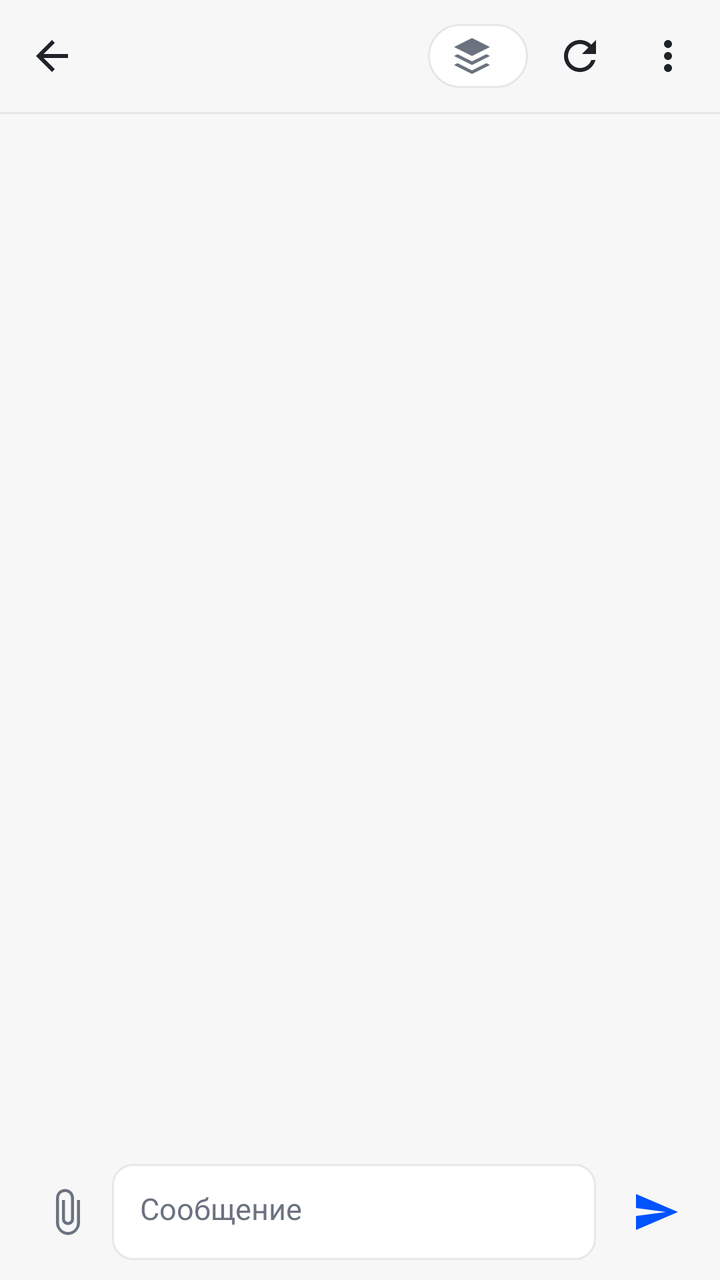
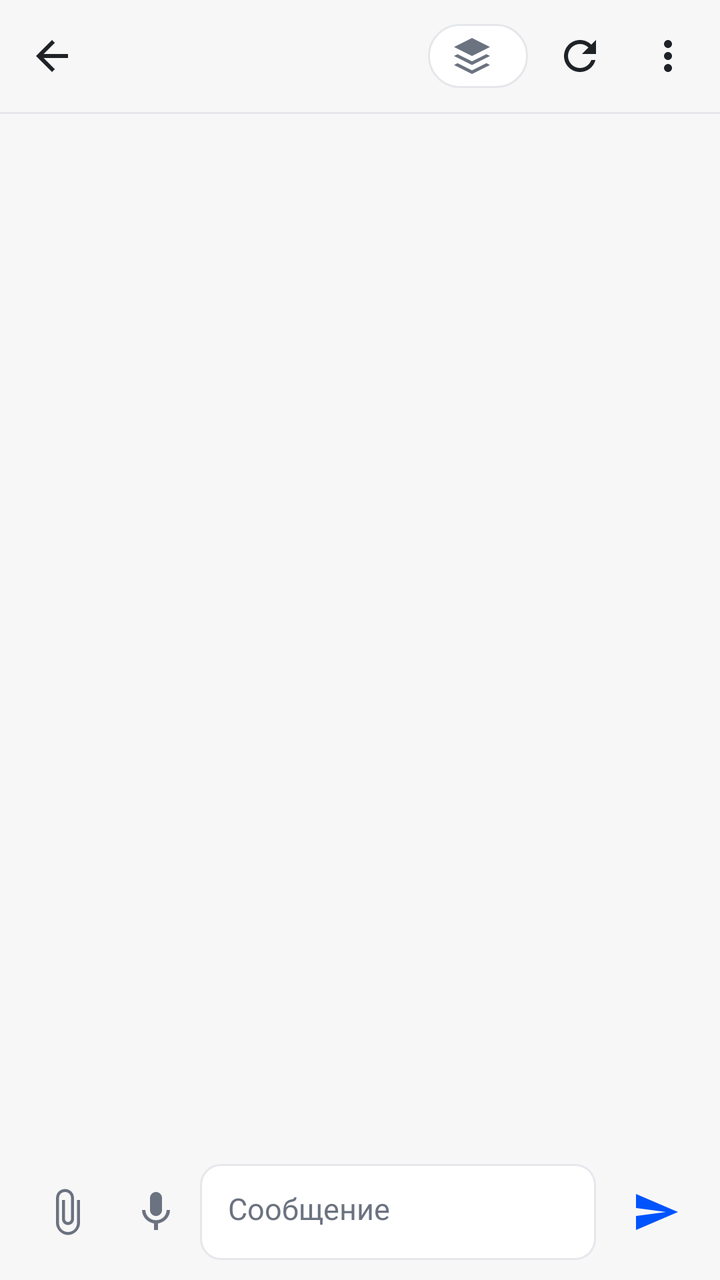

An Android layout rendered at two revisions. The XML below is the earlier revision; the diff shows what the commit changed to produce the second picture.
<!-- AndroidManifest.xml: activity theme Theme.Hermes -->
<!-- res/layout/activity_chat.xml -->
<?xml version="1.0" encoding="utf-8"?>
<LinearLayout xmlns:android="http://schemas.android.com/apk/res/android"
    android:layout_width="match_parent"
    android:layout_height="match_parent"
    android:background="@color/app_bg"
    android:orientation="vertical">

    
    <LinearLayout
        android:layout_width="match_parent"
        android:layout_height="56dp"
        android:background="@color/app_bg"
        android:gravity="center_vertical"
        android:orientation="horizontal"
        android:paddingStart="4dp"
        android:paddingEnd="4dp">

        <ImageButton
            android:id="@+id/btnBack"
            android:layout_width="44dp"
            android:layout_height="44dp"
            android:background="?android:attr/selectableItemBackgroundBorderless"
            android:contentDescription="@string/back"
            android:src="@drawable/ic_back"
            android:tint="@color/text_primary" />

        <TextView
            android:id="@+id/title"
            android:layout_width="0dp"
            android:layout_height="wrap_content"
            android:layout_marginStart="4dp"
            android:layout_weight="1"
            android:ellipsize="end"
            android:maxLines="1"
            android:textColor="@color/text_primary"
            android:textSize="16sp"
            android:textStyle="bold" />

        
        <TextView
            android:id="@+id/btnModel"
            android:layout_width="wrap_content"
            android:layout_height="32dp"
            android:layout_marginEnd="4dp"
            android:background="@drawable/bg_chip"
            android:drawableStart="@drawable/ic_model"
            android:drawablePadding="6dp"
            android:drawableTint="@color/text_secondary"
            android:ellipsize="end"
            android:gravity="center_vertical"
            android:maxLines="1"
            android:paddingStart="10dp"
            android:paddingEnd="10dp"
            android:textColor="@color/text_secondary"
            android:textSize="12sp" />

        <ImageButton
            android:id="@+id/btnReload"
            android:layout_width="44dp"
            android:layout_height="44dp"
            android:background="?android:attr/selectableItemBackgroundBorderless"
            android:contentDescription="@string/refresh"
            android:src="@drawable/ic_refresh"
            android:tint="@color/text_primary" />

        <ImageButton
            android:id="@+id/btnMore"
            android:layout_width="44dp"
            android:layout_height="44dp"
            android:background="?android:attr/selectableItemBackgroundBorderless"
            android:contentDescription="@string/session_actions"
            android:src="@drawable/ic_more"
            android:tint="@color/text_primary" />
    </LinearLayout>

    <View
        android:layout_width="match_parent"
        android:layout_height="1dp"
        android:background="@color/divider" />

    <FrameLayout
        android:layout_width="match_parent"
        android:layout_height="0dp"
        android:layout_weight="1">

        <androidx.recyclerview.widget.RecyclerView
            android:id="@+id/messages"
            android:layout_width="match_parent"
            android:layout_height="match_parent"
            android:clipToPadding="false"
            android:paddingTop="8dp"
            android:paddingBottom="8dp"
            android:scrollbars="none" />

        
        <TextView
            android:id="@+id/timeline"
            android:layout_width="wrap_content"
            android:layout_height="wrap_content"
            android:layout_gravity="center_horizontal|top"
            android:layout_marginTop="6dp"
            android:alpha="0"
            android:background="@drawable/bg_chip"
            android:paddingStart="12dp"
            android:paddingTop="5dp"
            android:paddingEnd="12dp"
            android:paddingBottom="5dp"
            android:textColor="@color/text_primary"
            android:textSize="11sp" />
    </FrameLayout>

    <TextView
        android:id="@+id/status"
        android:layout_width="match_parent"
        android:layout_height="wrap_content"
        android:paddingStart="16dp"
        android:paddingEnd="16dp"
        android:paddingBottom="4dp"
        android:textColor="@color/text_secondary"
        android:textSize="12sp"
        android:visibility="gone" />

    
    <FrameLayout
        android:id="@+id/attachPreview"
        android:layout_width="wrap_content"
        android:layout_height="wrap_content"
        android:layout_gravity="start"
        android:layout_marginStart="16dp"
        android:layout_marginBottom="4dp"
        android:visibility="gone">

        <ImageView
            android:id="@+id/attachThumb"
            android:layout_width="120dp"
            android:layout_height="120dp"
            android:contentDescription="@string/attached_image"
            android:scaleType="centerCrop" />

        <ImageButton
            android:id="@+id/attachRemove"
            android:layout_width="32dp"
            android:layout_height="32dp"
            android:layout_gravity="end|top"
            android:background="#AA000000"
            android:contentDescription="@string/remove_image"
            android:src="@drawable/ic_back"
            android:tint="@color/text_primary" />
    </FrameLayout>

    
    <LinearLayout
        android:layout_width="match_parent"
        android:layout_height="wrap_content"
        android:background="@color/app_bg"
        android:gravity="bottom"
        android:orientation="horizontal"
        android:paddingStart="12dp"
        android:paddingTop="6dp"
        android:paddingEnd="8dp"
        android:paddingBottom="10dp">

        <ImageButton
            android:id="@+id/btnAttach"
            android:layout_width="44dp"
            android:layout_height="48dp"
            android:background="?android:attr/selectableItemBackgroundBorderless"
            android:contentDescription="@string/attach_image"
            android:src="@drawable/ic_attach"
            android:tint="@color/text_secondary" />

        <EditText
            android:id="@+id/input"
            android:layout_width="0dp"
            android:layout_height="wrap_content"
            android:layout_weight="1"
            android:background="@drawable/bg_search"
            android:gravity="top|start"
            android:hint="@string/composer_hint"
            android:importantForAutofill="no"
            android:inputType="textCapSentences|textMultiLine"
            android:maxLines="6"
            android:minHeight="48dp"
            android:paddingStart="14dp"
            android:paddingTop="12dp"
            android:paddingEnd="14dp"
            android:paddingBottom="12dp"
            android:textColor="@color/text_primary"
            android:textColorHint="@color/text_secondary"
            android:textSize="15sp"
            android:autofillHints="" />

        <ImageButton
            android:id="@+id/btnSend"
            android:layout_width="48dp"
            android:layout_height="48dp"
            android:layout_marginStart="6dp"
            android:background="?android:attr/selectableItemBackgroundBorderless"
            android:contentDescription="@string/send"
            android:src="@drawable/ic_send"
            android:tint="@color/accent" />

        <ImageButton
            android:id="@+id/btnSteer"
            android:layout_width="40dp"
            android:layout_height="48dp"
            android:layout_marginStart="2dp"
            android:background="?android:attr/selectableItemBackgroundBorderless"
            android:contentDescription="@string/steer"
            android:src="@drawable/ic_steer"
            android:tint="@color/accent"
            android:visibility="gone" />
    </LinearLayout>
</LinearLayout>
<!-- resources referenced by this layout -->
<resources>
  <color name="accent">#0053fd</color>
  <color name="app_bg">#f7f7f7</color>
  <color name="divider">#e5e7eb</color>
  <color name="text_primary">#1f2328</color>
  <color name="text_secondary">#6b7280</color>
  <!-- drawable bg_chip (drawable) -->
  <?xml version="1.0" encoding="utf-8"?>
  <shape xmlns:android="http://schemas.android.com/apk/res/android" android:shape="rectangle">
      <solid android:color="@color/card_bg" />
      <corners android:radius="18dp" />
      <stroke android:width="1dp" android:color="@color/divider" />
  </shape>
  <!-- drawable bg_search (drawable) -->
  <?xml version="1.0" encoding="utf-8"?>
  <shape xmlns:android="http://schemas.android.com/apk/res/android" android:shape="rectangle">
      <solid android:color="@color/card_bg" />
      <corners android:radius="10dp" />
      <stroke android:width="1dp" android:color="@color/divider" />
  </shape>
  <!-- drawable ic_back (drawable) -->
  <vector xmlns:android="http://schemas.android.com/apk/res/android"
      android:width="24dp"
      android:height="24dp"
      android:viewportWidth="24"
      android:viewportHeight="24">
      <path
          android:fillColor="#FF000000"
          android:pathData="M20,11H7.83l5.59,-5.59L12,4l-8,8 8,8 1.41,-1.41L7.83,13H20v-2z" />
  </vector>
  <!-- drawable ic_send (drawable) -->
  <vector xmlns:android="http://schemas.android.com/apk/res/android"
      android:width="24dp"
      android:height="24dp"
      android:viewportWidth="24"
      android:viewportHeight="24">
      <path
          android:fillColor="#FF000000"
          android:pathData="M2.01,21L23,12 2.01,3 2,10l15,2 -15,2z" />
  </vector>
  <!-- drawable ic_steer (drawable) -->
  <vector xmlns:android="http://schemas.android.com/apk/res/android"
      android:width="24dp"
      android:height="24dp"
      android:viewportWidth="24"
      android:viewportHeight="24">
      <path
          android:fillColor="#FF000000"
          android:pathData="M4,12l6,-6v4h6a2,2 0 0 1 2,2v6h-2v-6h-6v4z" />
      <path
          android:fillColor="#FF000000"
          android:pathData="M17,4l4,4l-4,4v-3h-3v-2h3z" />
  </vector>
  <string name="attach_image">Прикрепить картинку</string>
  <string name="attached_image">Картинка</string>
  <string name="back">Назад</string>
  <string name="composer_hint">Сообщение</string>
  <string name="refresh">Обновить</string>
  <string name="remove_image">Убрать картинку</string>
  <string name="send">Отправить</string>
  <string name="session_actions">Сеанс</string>
  <string name="steer">В поток</string>
  <style name="Theme.Hermes" parent="@android:style/Theme.Material.Light.NoActionBar">
          <item name="android:windowBackground">@color/splash_bg</item>
          <item name="android:statusBarColor">@color/splash_bg</item>
          <item name="android:navigationBarColor">@color/splash_bg</item>
          <item name="android:windowLightStatusBar">true</item>
          <item name="android:windowLightNavigationBar">true</item>
      </style>
  <color name="card_bg">#ffffff</color>
  <color name="splash_bg">#f7f7f7</color>
  <!-- unchanged entries left out for length: 4 -->
</resources>

<!-- the commit's change to res/layout/activity_chat.xml (unified diff, before → after) -->
@@ -167,6 +167,15 @@
             android:background="?android:attr/selectableItemBackgroundBorderless"
             android:contentDescription="@string/attach_image"
             android:src="@drawable/ic_attach"
+            android:tint="@color/text_secondary" />
+
+        <ImageButton
+            android:id="@+id/btnMic"
+            android:layout_width="44dp"
+            android:layout_height="48dp"
+            android:background="?android:attr/selectableItemBackgroundBorderless"
+            android:contentDescription="@string/voice_input"
+            android:src="@drawable/ic_mic"
             android:tint="@color/text_secondary" />
 
         <EditText
<!-- resource entries referenced after the edit -->
@@ -28,6 +28,17 @@
       <path
           android:fillColor="#FF000000"
           android:pathData="M20,11H7.83l5.59,-5.59L12,4l-8,8 8,8 1.41,-1.41L7.83,13H20v-2z" />
+  </vector>
+  <!-- drawable ic_mic (drawable) -->
+  <?xml version="1.0" encoding="utf-8"?>
+  <vector xmlns:android="http://schemas.android.com/apk/res/android"
+      android:width="24dp"
+      android:height="24dp"
+      android:viewportWidth="24"
+      android:viewportHeight="24">
+      <path
+          android:fillColor="#FFFFFFFF"
+          android:pathData="M12,14c1.66,0 3,-1.34 3,-3V5c0,-1.66 -1.34,-3 -3,-3S9,3.34 9,5v6C9,12.66 10.34,14 12,14zM17.3,11c0,3 -2.54,5.1 -5.3,5.1S6.7,14 6.7,11H5c0,3.41 2.72,6.23 6,6.72V21h2v-3.28c3.28,-0.49 6,-3.31 6,-6.72H17.3z" />
   </vector>
   <!-- drawable ic_send (drawable) -->
   <vector xmlns:android="http://schemas.android.com/apk/res/android"
@@ -61,6 +72,7 @@
   <string name="send">Отправить</string>
   <string name="session_actions">Сеанс</string>
   <string name="steer">В поток</string>
+  <string name="voice_input">Голосовой ввод</string>
   <style name="Theme.Hermes" parent="@android:style/Theme.Material.Light.NoActionBar">
           <item name="android:windowBackground">@color/splash_bg</item>
           <item name="android:statusBarColor">@color/splash_bg</item>
